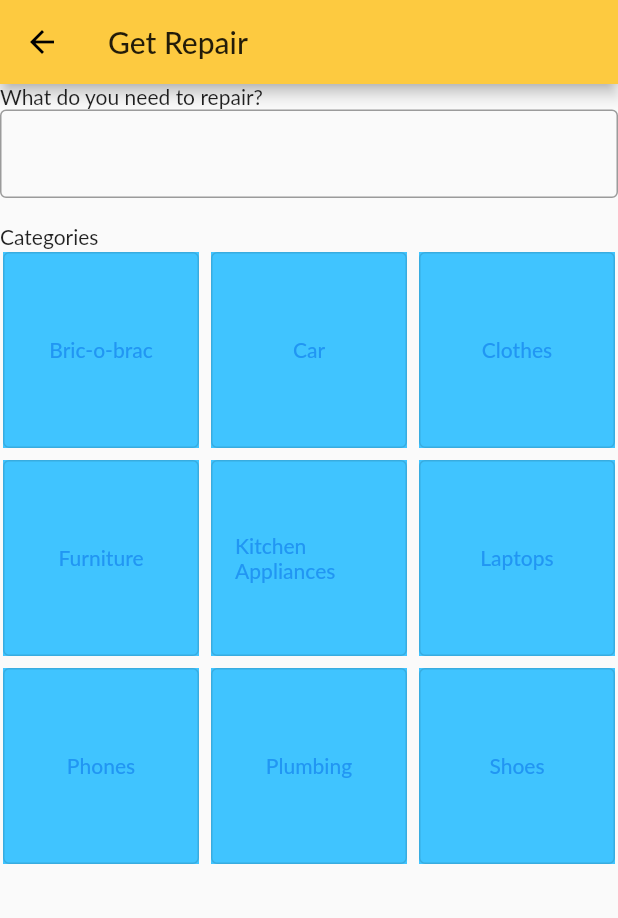
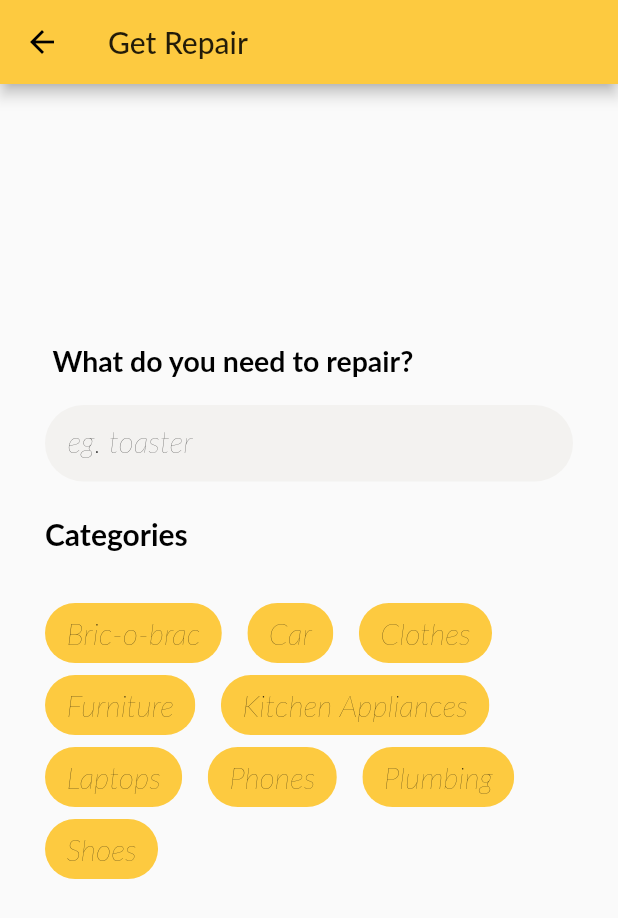
Before and after one commit to M-Chan/The_codebrewers, a Flutter app: the screen it shows after launch, after a tap on "Get repair", on a phone screen of 412 x 824 dp. Shown: the top 918 px of the screen. Run offline on Flutter 3.47's test engine with Material 2 defaults, Android fonts, the phone set to English and light mode, and no system bars; Roboto replaces fonts that are missing (Lato).

Commit message:
Two page functioning with layout basically sorted

```diff
--- a/lib/main.dart
+++ b/lib/main.dart
@@ -1,3 +1,4 @@
+import 'package:flutter/cupertino.dart';
 import 'package:flutter/material.dart';
 import 'package:test_project/page1.dart';
 
@@ -101,25 +102,11 @@ class _MyHomePageState extends State<MyHomePage> {
         // the App.build method, and use it to set our appbar title.
         title: Text(widget.title),
       ),
-      body: Center(
+      body: SingleChildScrollView(
         // Center is a layout widget. It takes a single child and positions it
         // in the middle of the parent.
         child: Column(
-          // It takes a list of children and
-          // arranges them vertically. By default, it sizes itself to fit its
-          // children horizontally, and tries to be as tall as its parent.
-          //
-          // Invoke "debug painting" (press "p" in the console, choose the
-          // "Toggle Debug Paint" action from the Flutter Inspector in Android
-          // Studio, or the "Toggle Debug Paint" command in Visual Studio Code)
-          // to see the wireframe for each widget.
-          //
-          // Column has various properties to control how it sizes itself and
-          // how it positions its children. Here we use mainAxisAlignment to
-          // center the children vertically; the main axis here is the vertical
-          // axis because Columns are vertical (the cross axis would be
-          // horizontal).
-          mainAxisAlignment: MainAxisAlignment.spaceEvenly,
+          //mainAxisAlignment: MainAxisAlignment.spaceEvenly,
           children: <Widget>[
 
             ColoredBox(
@@ -129,6 +116,7 @@ class _MyHomePageState extends State<MyHomePage> {
               //decoration: BoxDecoration(color: Color(0xfffdca40))
             ),
             Container(
+              margin: EdgeInsets.only(top: 112),
               width: 143,
               height: 143,
               decoration: BoxDecoration(
@@ -136,15 +124,18 @@ class _MyHomePageState extends State<MyHomePage> {
                   image: DecorationImage(
                       image: AssetImage('assets/lucy_pic.png'),
                       fit: BoxFit.fill)),),
-            Text("Hello, Lucy", style: TextStyle(
+            Container(
+              margin: EdgeInsets.only(top: 8),
+              child: Text("Hello, Lucy", style: TextStyle(
                 color: Colors.black,
                 fontWeight: FontWeight.w700,
                 fontStyle: FontStyle.normal,
                 fontSize: 24)),
             //Text(""),
             //RichText("It's good to have you in our community.\nWhat do you need?", style: TextStyle(fontWeight: FontWeight.bold, fontSize: 20)),
+            ),
             Container(
-              margin: EdgeInsets.all(30),
+              margin: EdgeInsets.only(left: 30, top:59, right: 30, bottom: 30),
               child: RichText(
                 text: TextSpan(
                     children: [
@@ -171,6 +162,7 @@ class _MyHomePageState extends State<MyHomePage> {
               mainAxisAlignment: MainAxisAlignment.center,
               children: <Widget>[
                 Container(
+                  margin: EdgeInsets.only(right: 13, bottom: 13),
                   width: 165,
                   height: 51,
                   decoration: BoxDecoration(
@@ -187,8 +179,9 @@ class _MyHomePageState extends State<MyHomePage> {
                     )),
                     ),
                   ),
-                Container(width: 25,),
+                //Container(width: 25,),
                 Container(
+                  margin: EdgeInsets.only(bottom: 13),
                   width: 165,
                   height: 51,
                   decoration: BoxDecoration(
@@ -210,6 +203,7 @@ class _MyHomePageState extends State<MyHomePage> {
             ),
 
             Container(
+              margin: EdgeInsets.only(bottom: 90),
               width: 343,
               height: 51,
               decoration: BoxDecoration(
--- a/lib/page1.dart
+++ b/lib/page1.dart
@@ -1,3 +1,5 @@
+import 'dart:developer';
+
 import 'package:flutter/cupertino.dart';
 import 'package:flutter/material.dart';
 
@@ -20,56 +22,108 @@ class _Page1State extends State<Page1> {
   @override
   Widget build(BuildContext context) {
     return Scaffold(
+      resizeToAvoidBottomInset : false,
       appBar: AppBar(title: Text('Get Repair')),
       body: Center(
+
           child: Column(
               mainAxisAlignment: MainAxisAlignment.start,
               crossAxisAlignment: CrossAxisAlignment.start,
               children: <Widget>[
-                Text("What do you need to repair?"),
-                TextField(
-                  textInputAction: TextInputAction.done,
-                  onChanged: (value){
-                    setState((){
-                      newlist = list.where((it) => it.contains(value)).toList();
-                      //result = value;
+                Container(
+                  margin: EdgeInsets.only(top: 173, left: 35, right: 30),
+                  child: Text(
+                    "What do you need to repair?",
+                    style: const TextStyle(
+                      color: Colors.black,
+                      fontWeight: FontWeight.w700,
+                      fontStyle: FontStyle.normal,
+                      fontSize: 19.0
+                  ),
+                  textAlign: TextAlign.left,
+                )),
+                Container(
+                    margin: EdgeInsets.only(top:18, left: 30, right: 30),
+                    height: 51,
+                    child: TextField(
+                    decoration: InputDecoration(
+                        contentPadding: EdgeInsets.only(left: 15),
+                        hintText: "eg. toaster",
+                        hintStyle: TextStyle(
+                            color: Colors.black,
+                            fontWeight: FontWeight.w200,
+                            fontStyle: FontStyle.italic,
+                            fontSize: 20.0),
+                        border: InputBorder.none),
+                    textInputAction: TextInputAction.done,
+                    onChanged: (value){
+                      setState((){
+                        newlist = list.where((it) => it.toLowerCase().contains(value.toLowerCase())).toList();
                     });
-                    },
-                  decoration: InputDecoration(
-                    border: OutlineInputBorder(),
+                    }),
+                    decoration: BoxDecoration(
+                      borderRadius: BorderRadius.all(
+                        Radius.circular(38)
+                      ),
+                      color: Color(0xffff3f2f0),
                   ),
                 ),
-                Text(result),
-                Text("Categories"),
+                Container(
+                    margin: EdgeInsets.only(top:23, left:30, right: 30),
+                    child: Text(
+                        "Categories",
+                        style: TextStyle(
+                          color: Colors.black,
+                          fontWeight: FontWeight.w700,
+                          fontStyle:  FontStyle.normal,
+                          fontSize: 20.0
+                        ))
+                ),
                 //BoxDecoration(border: Border.all(color: Colors.black, width: 2.0)),
                 Container(
-                  //padding: const EdgeInsets.all(4.0),
-                  //alignment: Alignment.center,
-                  child: Expanded(
-                    child: GridView.builder(gridDelegate: SliverGridDelegateWithFixedCrossAxisCount(
-                      crossAxisCount: 3,
-                      crossAxisSpacing: 4.0,
-                      mainAxisSpacing: 4.0,
+                  margin: EdgeInsets.all(30),
+                  child: Wrap(
+                      spacing: 17,
+                      children: newlist.map((it) =>
+                      Chip(
+                      backgroundColor: Color(0xfffdca40),
+                      labelStyle: TextStyle(
+                          color:  Colors.black,
+                          fontWeight: FontWeight.w200,
+                          fontStyle:  FontStyle.italic,
+                          fontSize: 20.0
+                      ),
+                      label: Container(
+                          margin: EdgeInsets.all(4),
+                          child: Text(it))
+                      )).toList()
 
-                    ),
-                    itemCount: newlist.length, itemBuilder: (BuildContext context, int index) {
-                      return Container(
-                        height: 50,
+                  ))
+
+                      //itemCount: newlist.length, itemBuilder: (BuildContext context, int index) {
+                     /* return Container(
+                        decoration: BoxDecoration(borderRadius: BorderRadius.all(
+                          Radius.circular(38)
+                        ),
+                        color: Color(0xfffdca40)),
+                        //height: 51,
                         margin: EdgeInsets.all(2),
-                        color: Colors.lightBlueAccent,
-                        child: OutlinedButton(
+                        child: TextButton(
                           onPressed: _randomClick,
                           //Center(
-                          child: Text('${newlist[index]}'),
+                          child: Text('${newlist[index]}', style: TextStyle(color: Colors.black),),
                           )
                         );
-                      //);
-                    }
+                        return Chip(
+                        label: Text('${newlist[index]}')
+                      );
+                       */
+                    //}
                 //EditableText(controller: TextEditingController.fromValue(value), focusNode: focusNode, style: style, cursorColor: cursorColor, backgroundCursorColor: backgroundCursorColor)
     //
-                    )),
+                    //)),
 
-                )]
+                ]
           )
       )
 
```
